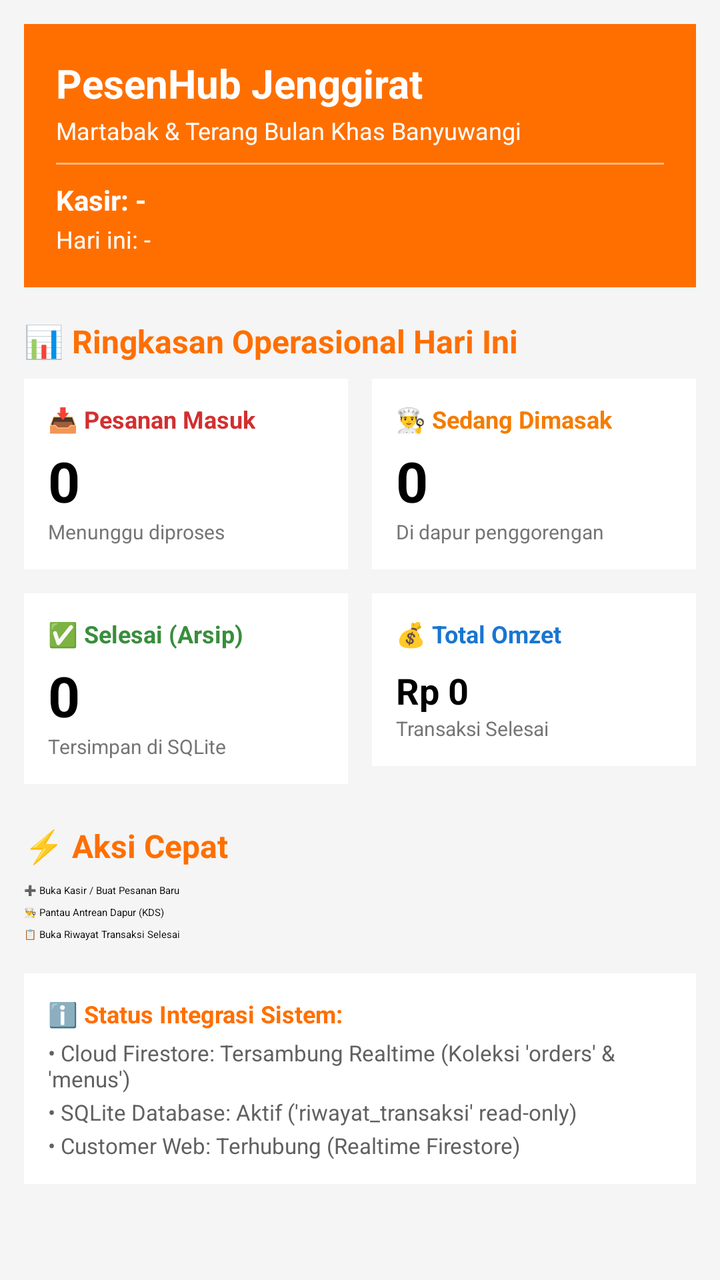
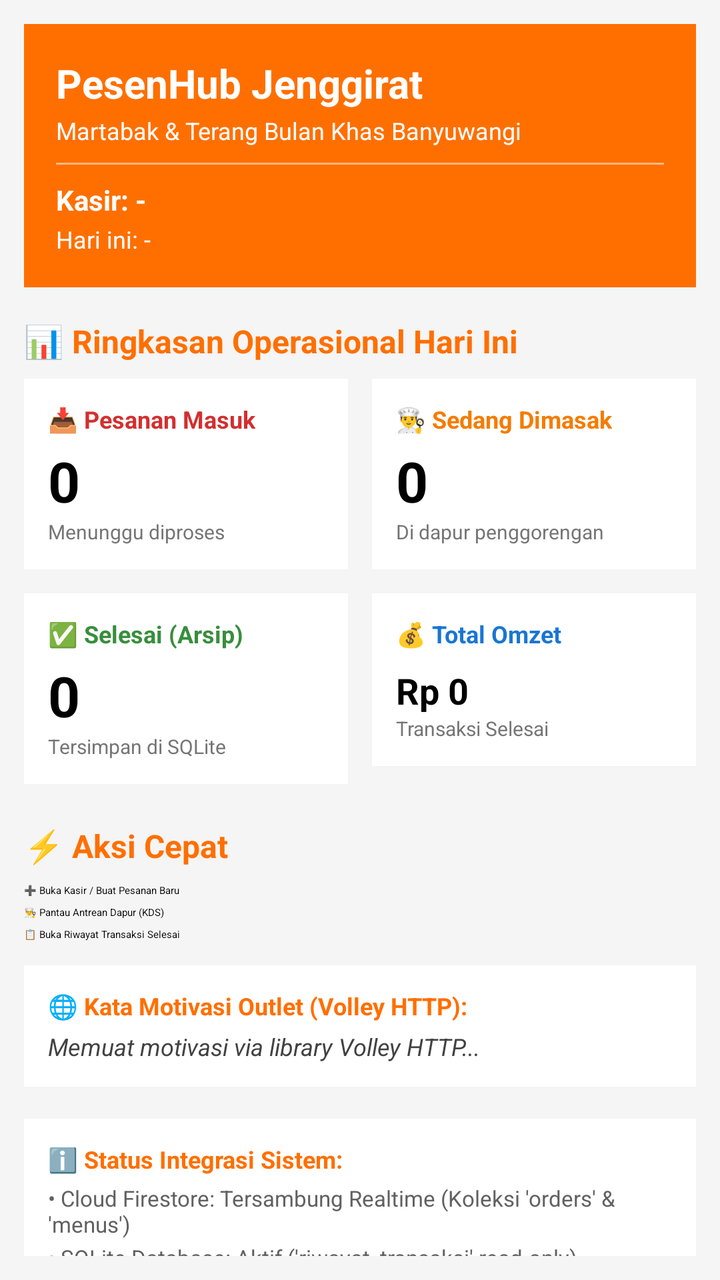

Before-and-after screenshots of an Android layout around one commit, followed by the original layout XML and the change that was made.
<!-- AndroidManifest.xml: application theme Theme.Material3.Light -->
<!-- res/layout/fragment_dashboard.xml -->
<?xml version="1.0" encoding="utf-8"?>
<ScrollView xmlns:android="http://schemas.android.com/apk/res/android"
    android:layout_width="match_parent"
    android:layout_height="match_parent"
    android:background="@color/background"
    android:padding="12dp">

    <LinearLayout
        android:layout_width="match_parent"
        android:layout_height="wrap_content"
        android:orientation="vertical">

        
        <LinearLayout
            android:layout_width="match_parent"
            android:layout_height="wrap_content"
            android:orientation="vertical"
            android:background="@color/primary"
            android:padding="16dp">

            <TextView
                android:layout_width="wrap_content"
                android:layout_height="wrap_content"
                android:text="PesenHub Jenggirat"
                android:textColor="@color/white"
                android:textSize="20sp"
                android:textStyle="bold" />

            <TextView
                android:layout_width="wrap_content"
                android:layout_height="wrap_content"
                android:text="Martabak &amp; Terang Bulan Khas Banyuwangi"
                android:textColor="@color/white"
                android:textSize="12sp"
                android:layout_marginTop="2dp" />

            <View
                android:layout_width="match_parent"
                android:layout_height="1dp"
                android:background="#80FFFFFF"
                android:layout_marginVertical="8dp" />

            <TextView
                android:id="@+id/txKasirEmail"
                android:layout_width="wrap_content"
                android:layout_height="wrap_content"
                android:text="Kasir: -"
                android:textColor="@color/white"
                android:textSize="14sp"
                android:textStyle="bold" />

            <TextView
                android:id="@+id/txTanggalHariIni"
                android:layout_width="wrap_content"
                android:layout_height="wrap_content"
                android:text="Hari ini: -"
                android:textColor="@color/white"
                android:textSize="12sp"
                android:layout_marginTop="2dp" />
        </LinearLayout>

        
        <TextView
            android:layout_width="wrap_content"
            android:layout_height="wrap_content"
            android:text="📊 Ringkasan Operasional Hari Ini"
            android:textColor="@color/primary"
            android:textSize="16sp"
            android:textStyle="bold"
            android:layout_marginTop="16dp" />

        
        <LinearLayout
            android:layout_width="match_parent"
            android:layout_height="wrap_content"
            android:orientation="horizontal"
            android:layout_marginTop="8dp">

            
            <LinearLayout
                android:layout_width="0dp"
                android:layout_height="wrap_content"
                android:layout_weight="1"
                android:orientation="vertical"
                android:background="@color/surface"
                android:padding="12dp"
                android:layout_marginEnd="6dp">

                <TextView
                    android:layout_width="wrap_content"
                    android:layout_height="wrap_content"
                    android:text="📥 Pesanan Masuk"
                    android:textSize="12sp"
                    android:textColor="#D32F2F"
                    android:textStyle="bold" />

                <TextView
                    android:id="@+id/txJumlahPending"
                    android:layout_width="wrap_content"
                    android:layout_height="wrap_content"
                    android:text="0"
                    android:textSize="28sp"
                    android:textStyle="bold"
                    android:textColor="@color/black"
                    android:layout_marginTop="4dp" />

                <TextView
                    android:layout_width="wrap_content"
                    android:layout_height="wrap_content"
                    android:text="Menunggu diproses"
                    android:textSize="10sp"
                    android:textColor="#757575" />
            </LinearLayout>

            
            <LinearLayout
                android:layout_width="0dp"
                android:layout_height="wrap_content"
                android:layout_weight="1"
                android:orientation="vertical"
                android:background="@color/surface"
                android:padding="12dp"
                android:layout_marginStart="6dp">

                <TextView
                    android:layout_width="wrap_content"
                    android:layout_height="wrap_content"
                    android:text="👨‍🍳 Sedang Dimasak"
                    android:textSize="12sp"
                    android:textColor="#F57C00"
                    android:textStyle="bold" />

                <TextView
                    android:id="@+id/txJumlahProses"
                    android:layout_width="wrap_content"
                    android:layout_height="wrap_content"
                    android:text="0"
                    android:textSize="28sp"
                    android:textStyle="bold"
                    android:textColor="@color/black"
                    android:layout_marginTop="4dp" />

                <TextView
                    android:layout_width="wrap_content"
                    android:layout_height="wrap_content"
                    android:text="Di dapur penggorengan"
                    android:textSize="10sp"
                    android:textColor="#757575" />
            </LinearLayout>
        </LinearLayout>

        
        <LinearLayout
            android:layout_width="match_parent"
            android:layout_height="wrap_content"
            android:orientation="horizontal"
            android:layout_marginTop="12dp">

            
            <LinearLayout
                android:layout_width="0dp"
                android:layout_height="wrap_content"
                android:layout_weight="1"
                android:orientation="vertical"
                android:background="@color/surface"
                android:padding="12dp"
                android:layout_marginEnd="6dp">

                <TextView
                    android:layout_width="wrap_content"
                    android:layout_height="wrap_content"
                    android:text="✅ Selesai (Arsip)"
                    android:textSize="12sp"
                    android:textColor="#388E3C"
                    android:textStyle="bold" />

                <TextView
                    android:id="@+id/txJumlahSelesai"
                    android:layout_width="wrap_content"
                    android:layout_height="wrap_content"
                    android:text="0"
                    android:textSize="28sp"
                    android:textStyle="bold"
                    android:textColor="@color/black"
                    android:layout_marginTop="4dp" />

                <TextView
                    android:layout_width="wrap_content"
                    android:layout_height="wrap_content"
                    android:text="Tersimpan di SQLite"
                    android:textSize="10sp"
                    android:textColor="#757575" />
            </LinearLayout>

            
            <LinearLayout
                android:layout_width="0dp"
                android:layout_height="wrap_content"
                android:layout_weight="1"
                android:orientation="vertical"
                android:background="@color/surface"
                android:padding="12dp"
                android:layout_marginStart="6dp">

                <TextView
                    android:layout_width="wrap_content"
                    android:layout_height="wrap_content"
                    android:text="💰 Total Omzet"
                    android:textSize="12sp"
                    android:textColor="#1976D2"
                    android:textStyle="bold" />

                <TextView
                    android:id="@+id/txTotalOmzet"
                    android:layout_width="wrap_content"
                    android:layout_height="wrap_content"
                    android:text="Rp 0"
                    android:textSize="18sp"
                    android:textStyle="bold"
                    android:textColor="@color/black"
                    android:layout_marginTop="8dp" />

                <TextView
                    android:layout_width="wrap_content"
                    android:layout_height="wrap_content"
                    android:text="Transaksi Selesai"
                    android:textSize="10sp"
                    android:textColor="#757575" />
            </LinearLayout>
        </LinearLayout>

        
        <TextView
            android:layout_width="wrap_content"
            android:layout_height="wrap_content"
            android:text="⚡ Aksi Cepat"
            android:textColor="@color/primary"
            android:textSize="16sp"
            android:textStyle="bold"
            android:layout_marginTop="20dp" />

        <Button
            android:id="@+id/btnAksiKasir"
            android:layout_width="match_parent"
            android:layout_height="wrap_content"
            android:text="➕ Buka Kasir / Buat Pesanan Baru"
            android:backgroundTint="@color/primary"
            android:layout_marginTop="8dp" />

        <Button
            android:id="@+id/btnAksiAntrian"
            android:layout_width="match_parent"
            android:layout_height="wrap_content"
            android:text="👨‍🍳 Pantau Antrean Dapur (KDS)"
            android:backgroundTint="#F57C00"
            android:layout_marginTop="4dp" />

        <Button
            android:id="@+id/btnAksiRiwayat"
            android:layout_width="match_parent"
            android:layout_height="wrap_content"
            android:text="📋 Buka Riwayat Transaksi Selesai"
            android:backgroundTint="#1976D2"
            android:layout_marginTop="4dp" />

        
        <LinearLayout
            android:layout_width="match_parent"
            android:layout_height="wrap_content"
            android:orientation="vertical"
            android:background="@color/surface"
            android:padding="12dp"
            android:layout_marginTop="16dp"
            android:layout_marginBottom="24dp">

            <TextView
                android:layout_width="wrap_content"
                android:layout_height="wrap_content"
                android:text="ℹ️ Status Integrasi Sistem:"
                android:textStyle="bold"
                android:textSize="12sp"
                android:textColor="@color/primary" />

            <TextView
                android:layout_width="wrap_content"
                android:layout_height="wrap_content"
                android:text="• Cloud Firestore: Tersambung Realtime (Koleksi 'orders' &amp; 'menus')"
                android:textSize="11sp"
                android:textColor="#616161"
                android:layout_marginTop="4dp" />

            <TextView
                android:layout_width="wrap_content"
                android:layout_height="wrap_content"
                android:text="• SQLite Database: Aktif ('riwayat_transaksi' read-only)"
                android:textSize="11sp"
                android:textColor="#616161"
                android:layout_marginTop="2dp" />

            <TextView
                android:layout_width="wrap_content"
                android:layout_height="wrap_content"
                android:text="• Customer Web: Terhubung (Realtime Firestore)"
                android:textSize="11sp"
                android:textColor="#616161"
                android:layout_marginTop="2dp" />
        </LinearLayout>

    </LinearLayout>
</ScrollView>
<!-- resources referenced by this layout -->
<resources>
  <color name="background">#F5F5F5</color>
  <color name="black">#000000</color>
  <color name="primary">#FF6F00</color>
  <color name="surface">#FFFFFF</color>
  <color name="white">#FFFFFF</color>
  <style name="Theme.Material3.Light" parent="Theme.Material3.DayNight.NoActionBar">
          <item name="colorPrimary">@color/primary</item>
          <item name="colorOnPrimary">@color/on_primary</item>
          <item name="android:statusBarColor">@color/primary_variant</item>
      </style>
  <color name="on_primary">#FFFFFF</color>
  <color name="primary_variant">#E65100</color>
</resources>

<!-- the commit's change to res/layout/fragment_dashboard.xml (unified diff, before → after) -->
@@ -270,6 +270,34 @@
             android:orientation="vertical"
             android:background="@color/surface"
             android:padding="12dp"
+            android:layout_marginTop="12dp">
+
+            <TextView
+                android:layout_width="wrap_content"
+                android:layout_height="wrap_content"
+                android:text="🌐 Kata Motivasi Outlet (Volley HTTP):"
+                android:textStyle="bold"
+                android:textSize="12sp"
+                android:textColor="@color/primary" />
+
+            <TextView
+                android:id="@+id/txKutipanVolley"
+                android:layout_width="match_parent"
+                android:layout_height="wrap_content"
+                android:text="Memuat motivasi via library Volley HTTP..."
+                android:textSize="12sp"
+                android:textStyle="italic"
+                android:textColor="#424242"
+                android:layout_marginTop="4dp" />
+        </LinearLayout>
+
+        
+        <LinearLayout
+            android:layout_width="match_parent"
+            android:layout_height="wrap_content"
+            android:orientation="vertical"
+            android:background="@color/surface"
+            android:padding="12dp"
             android:layout_marginTop="16dp"
             android:layout_marginBottom="24dp">
 
